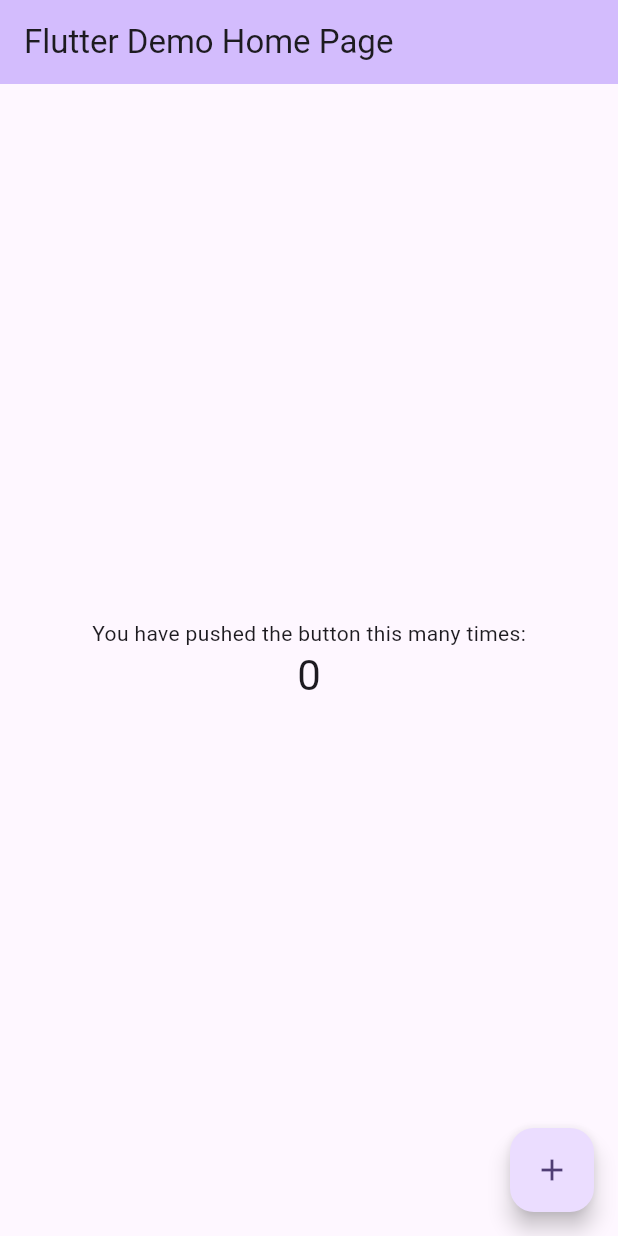
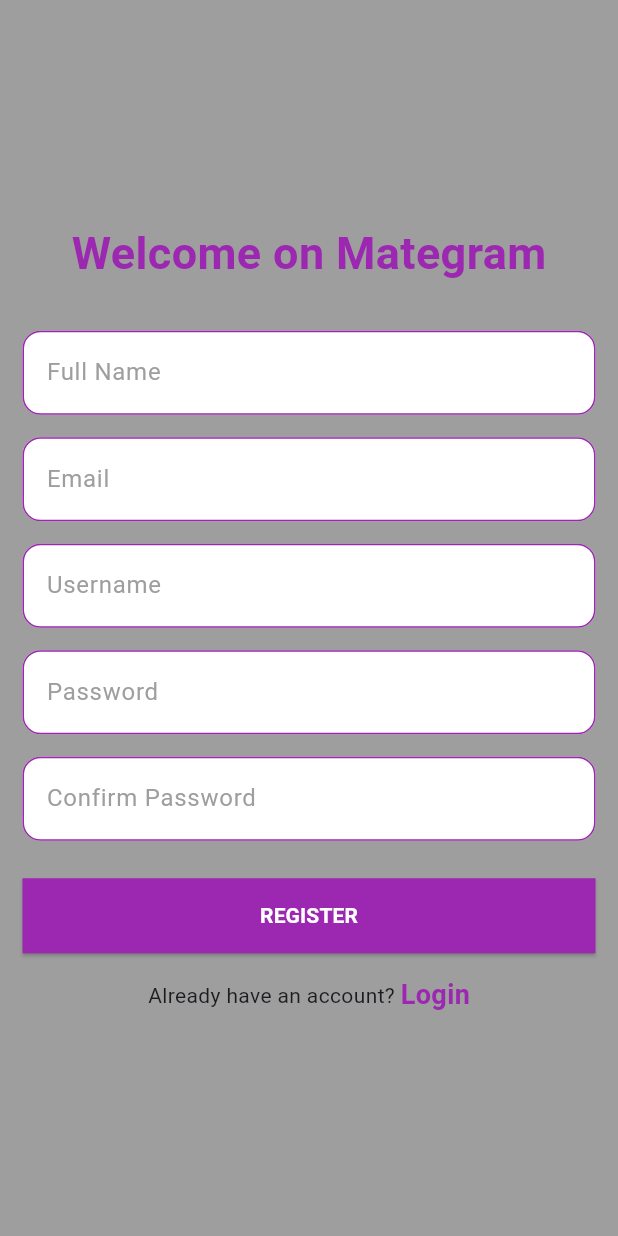
Before and after one commit to mhmdnd10/mategramMobile, a Flutter app: the screen it shows after launch, on a phone screen of 412 x 824 dp. Run offline on Flutter 3.47's test engine with Material 3 defaults, Android fonts, the phone set to English and light mode, and no system bars; our stand-ins replace get.

Commit message:
second commit

```diff
--- /dev/null
+++ b/lib/Bindings/LoginBinding.dart
@@ -0,0 +1,9 @@
+import 'package:get/get.dart';
+import 'package:mategram/Controllers/LoginController.dart';
+
+class LoginBinding extends Bindings {
+  @override
+  void dependencies() {
+    Get.lazyPut(() => LoginController());
+  }
+}
--- /dev/null
+++ b/lib/Bindings/RegisterBinding.dart
@@ -0,0 +1,9 @@
+import 'package:get/get.dart';
+import 'package:mategram/Controllers/RegisterController.dart';
+
+class RegisterBinding extends Bindings {
+  @override
+  void dependencies() {
+    Get.lazyPut(() => RegisterController());
+  }
+}
--- /dev/null
+++ b/lib/Components/ElevatedButton.dart
@@ -0,0 +1,33 @@
+import 'package:flutter/material.dart';
+
+class Elevatedbutton extends StatelessWidget {
+  Elevatedbutton({
+    super.key,
+    required this.text,
+    required this.backColor,
+    required this.foreColor,
+  });
+  String text;
+  Color backColor;
+  Color foreColor;
+  @override
+  Widget build(BuildContext context) {
+    return ElevatedButton(
+      style: ElevatedButton.styleFrom(
+        backgroundColor: backColor,
+        foregroundColor: foreColor,
+        shape: RoundedRectangleBorder(
+          borderRadius: BorderRadius.zero,
+        ),
+        padding: EdgeInsets.symmetric(vertical: 15, horizontal: 30),
+      ),
+      onPressed: () {},
+      child: Text(
+        text,
+        style: TextStyle(
+          fontWeight: FontWeight.bold,
+        ),
+      ),
+    );
+  }
+}
--- /dev/null
+++ b/lib/Components/TextField.dart
@@ -0,0 +1,40 @@
+import 'package:flutter/material.dart';
+
+class Textfield extends StatelessWidget {
+  Textfield({
+    super.key,
+    required this.hintText,
+    required this.controller,
+    this.icon,
+    this.inputType,
+    required this.obsqureText,
+  });
+  String hintText;
+  bool obsqureText;
+  TextEditingController controller;
+  Icon? icon;
+  TextInputType? inputType;
+
+  @override
+  Widget build(BuildContext context) {
+    return TextField(
+      keyboardType: inputType,
+      controller: controller,
+      obscureText: obsqureText,
+      decoration: InputDecoration(
+        filled: true,
+        fillColor: Colors.white,
+        hintText: hintText,
+        hintStyle: TextStyle(color: Colors.grey),
+        enabledBorder: OutlineInputBorder(
+          borderRadius: BorderRadius.circular(12),
+          borderSide: BorderSide(color: Colors.purple),
+        ),
+        focusedBorder: OutlineInputBorder(
+          borderRadius: BorderRadius.circular(12),
+          borderSide: BorderSide(color: Colors.red),
+        ),
+      ),
+    );
+  }
+}
--- /dev/null
+++ b/lib/Controllers/LoginController.dart
@@ -0,0 +1,7 @@
+import 'package:flutter/material.dart';
+import 'package:get/get.dart';
+
+class LoginController extends GetxController {
+  TextEditingController username = TextEditingController();
+  TextEditingController password = TextEditingController();
+}
--- /dev/null
+++ b/lib/Controllers/RegisterController.dart
@@ -0,0 +1,10 @@
+import 'package:flutter/material.dart';
+import 'package:get/get.dart';
+
+class RegisterController extends GetxController {
+  TextEditingController name = TextEditingController();
+  TextEditingController email = TextEditingController();
+  TextEditingController username = TextEditingController();
+  TextEditingController password = TextEditingController();
+  TextEditingController confirmPassword = TextEditingController();
+}
--- /dev/null
+++ b/lib/Routes/AppPages.dart
@@ -0,0 +1,21 @@
+import 'package:get/get.dart';
+import 'package:mategram/Bindings/LoginBinding.dart';
+import 'package:mategram/Bindings/RegisterBinding.dart';
+import 'package:mategram/Routes/AppRoute.dart';
+import 'package:mategram/Views/LoginView.dart';
+import 'package:mategram/Views/RegisterView.dart';
+
+class AppPages {
+  static final List<GetPage> pages = [
+    GetPage(
+      name: AppRoute.register,
+      page: () => const RegisterView(),
+      binding: RegisterBinding(),
+    ),
+    GetPage(
+      name: AppRoute.login,
+      page: () => const LoginView(),
+      binding: LoginBinding(),
+    )
+  ];
+}
--- /dev/null
+++ b/lib/Routes/AppRoute.dart
@@ -0,0 +1,4 @@
+class AppRoute {
+  static const String register = '/register';
+  static const String login = '/login';
+}
--- /dev/null
+++ b/lib/Views/LoginView.dart
@@ -0,0 +1,93 @@
+import 'package:flutter/material.dart';
+import 'package:get/get.dart';
+import 'package:mategram/Components/ElevatedButton.dart';
+import 'package:mategram/Components/TextField.dart';
+import 'package:mategram/Controllers/LoginController.dart';
+import 'package:mategram/Routes/AppRoute.dart';
+
+class LoginView extends StatefulWidget {
+  const LoginView({super.key});
+
+  @override
+  State<LoginView> createState() => _LoginViewState();
+}
+
+final LoginController controller = Get.put(LoginController());
+
+class _LoginViewState extends State<LoginView> {
+  @override
+  Widget build(BuildContext context) {
+    return Scaffold(
+      resizeToAvoidBottomInset: false,
+      backgroundColor: Colors.grey,
+      body: Padding(
+        padding: EdgeInsets.all(15),
+        child: Column(
+          mainAxisAlignment: MainAxisAlignment.center,
+          children: [
+            Text(
+              "Welcome Back!",
+              style: TextStyle(
+                color: Colors.purple,
+                fontSize: 30,
+                fontWeight: FontWeight.bold,
+              ),
+            ),
+            SizedBox(
+              height: 30,
+            ),
+            Textfield(
+              hintText: "Email",
+              controller: controller.username,
+              obsqureText: false,
+            ),
+            SizedBox(
+              height: 15,
+            ),
+            Textfield(
+              hintText: "Password",
+              controller: controller.password,
+              obsqureText: true,
+            ),
+            SizedBox(
+              height: 15,
+            ),
+            Row(
+              children: [
+                Expanded(
+                  child: Elevatedbutton(
+                    text: "LOGIN",
+                    backColor: Colors.purple,
+                    foreColor: Colors.white,
+                  ),
+                ),
+              ],
+            ),
+            const SizedBox(
+              height: 15,
+            ),
+            Row(
+              mainAxisAlignment: MainAxisAlignment.center,
+              children: [
+                Text("Don't have an account? "),
+                GestureDetector(
+                  onTap: () {
+                    Get.toNamed(AppRoute.register);
+                  },
+                  child: Text(
+                    "Register",
+                    style: TextStyle(
+                      color: Colors.purple,
+                      fontWeight: FontWeight.bold,
+                      fontSize: 18,
+                    ),
+                  ),
+                ),
+              ],
+            ),
+          ],
+        ),
+      ),
+    );
+  }
+}
--- /dev/null
+++ b/lib/Views/RegisterView.dart
@@ -0,0 +1,117 @@
+import 'package:flutter/material.dart';
+import 'package:get/get.dart';
+import 'package:mategram/Components/ElevatedButton.dart';
+import 'package:mategram/Components/TextField.dart';
+import 'package:mategram/Controllers/RegisterController.dart';
+import 'package:mategram/Routes/AppRoute.dart';
+
+class RegisterView extends StatefulWidget {
+  const RegisterView({super.key});
+
+  @override
+  State<RegisterView> createState() => _RegisterViewState();
+}
+
+final RegisterController controller = Get.put(RegisterController());
+
+class _RegisterViewState extends State<RegisterView> {
+  @override
+  Widget build(BuildContext context) {
+    return Scaffold(
+      resizeToAvoidBottomInset: false,
+      backgroundColor: Colors.grey,
+      body: Padding(
+        padding: EdgeInsets.all(15),
+        child: Column(
+          mainAxisAlignment: MainAxisAlignment.center,
+          children: [
+            Text(
+              "Welcome on Mategram",
+              style: TextStyle(
+                color: Colors.purple,
+                fontSize: 30,
+                fontWeight: FontWeight.bold,
+              ),
+            ),
+            SizedBox(
+              height: 30,
+            ),
+            Textfield(
+              hintText: "Full Name",
+              controller: controller.name,
+              obsqureText: false,
+            ),
+            SizedBox(
+              height: 15,
+            ),
+            Textfield(
+              hintText: "Email",
+              controller: controller.email,
+              obsqureText: false,
+            ),
+            SizedBox(
+              height: 15,
+            ),
+            Textfield(
+              hintText: "Username",
+              controller: controller.username,
+              obsqureText: false,
+            ),
+            SizedBox(
+              height: 15,
+            ),
+            Textfield(
+              hintText: "Password",
+              controller: controller.password,
+              obsqureText: true,
+            ),
+            SizedBox(
+              height: 15,
+            ),
+            Textfield(
+              hintText: "Confirm Password",
+              controller: controller.confirmPassword,
+              obsqureText: true,
+            ),
+            SizedBox(
+              height: 25,
+            ),
+            Row(
+              children: [
+                Expanded(
+                  child: Elevatedbutton(
+                    text: "REGISTER",
+                    backColor: Colors.purple,
+                    foreColor: Colors.white,
+                  ),
+                ),
+              ],
+            ),
+            const SizedBox(
+              height: 15,
+            ),
+            Row(
+              mainAxisAlignment: MainAxisAlignment.center,
+              children: [
+                Text("Already have an account? "),
+                GestureDetector(
+                  onTap: () {
+                    Get.toNamed(AppRoute.login);
+                  },
+                  child: Text(
+                    "Login",
+                    style: TextStyle(
+                      color: Colors.purple,
+                      fontWeight: FontWeight.bold,
+                      fontSize: 18,
+                    ),
+                  ),
+                ),
+              ],
+            ),
+          ],
+        ),
+      ),
+    );
+  }
+}
--- a/lib/main.dart
+++ b/lib/main.dart
@@ -1,4 +1,8 @@
 import 'package:flutter/material.dart';
+import 'package:get/get.dart';
+import 'package:mategram/Routes/AppPages.dart';
+import 'package:mategram/Routes/AppRoute.dart';
+import 'package:mategram/Views/RegisterView.dart';
 
 void main() {
   runApp(const MyApp());
@@ -7,119 +11,17 @@
 class MyApp extends StatelessWidget {
   const MyApp({super.key});
 
-  // This widget is the root of your application.
   @override
   Widget build(BuildContext context) {
-    return MaterialApp(
+    return GetMaterialApp(
       title: 'Flutter Demo',
       theme: ThemeData(
-        // This is the theme of your application.
-        //
-        // TRY THIS: Try running your application with "flutter run". You'll see
-        // the application has a purple toolbar. Then, without quitting the app,
-        // try changing the seedColor in the colorScheme below to Colors.green
-        // and then invoke "hot reload" (save your changes or press the "hot
-        // reload" button in a Flutter-supported IDE, or press "r" if you used
-        // the command line to start the app).
-        //
-        // Notice that the counter didn't reset back to zero; the application
-        // state is not lost during the reload. To reset the state, use hot
-        // restart instead.
-        //
-        // This works for code too, not just values: Most code changes can be
-        // tested with just a hot reload.
         colorScheme: ColorScheme.fromSeed(seedColor: Colors.deepPurple),
         useMaterial3: true,
       ),
-      home: const MyHomePage(title: 'Flutter Demo Home Page'),
+      initialRoute: AppRoute.register,
+      getPages: AppPages.pages,
+      home: const RegisterView(),
     );
   }
 }
-
-class MyHomePage extends StatefulWidget {
-  const MyHomePage({super.key, required this.title});
-
-  // This widget is the home page of your application. It is stateful, meaning
-  // that it has a State object (defined below) that contains fields that affect
-  // how it looks.
-
-  // This class is the configuration for the state. It holds the values (in this
-  // case the title) provided by the parent (in this case the App widget) and
-  // used by the build method of the State. Fields in a Widget subclass are
-  // always marked "final".
-
-  final String title;
-
-  @override
-  State<MyHomePage> createState() => _MyHomePageState();
-}
-
-class _MyHomePageState extends State<MyHomePage> {
-  int _counter = 0;
-
-  void _incrementCounter() {
-    setState(() {
-      // This call to setState tells the Flutter framework that something has
-      // changed in this State, which causes it to rerun the build method below
-      // so that the display can reflect the updated values. If we changed
-      // _counter without calling setState(), then the build method would not be
-      // called again, and so nothing would appear to happen.
-      _counter++;
-    });
-  }
-
-  @override
-  Widget build(BuildContext context) {
-    // This method is rerun every time setState is called, for instance as done
-    // by the _incrementCounter method above.
-    //
-    // The Flutter framework has been optimized to make rerunning build methods
-    // fast, so that you can just rebuild anything that needs updating rather
-    // than having to individually change instances of widgets.
-    return Scaffold(
-      appBar: AppBar(
-        // TRY THIS: Try changing the color here to a specific color (to
-        // Colors.amber, perhaps?) and trigger a hot reload to see the AppBar
-        // change color while the other colors stay the same.
-        backgroundColor: Theme.of(context).colorScheme.inversePrimary,
-        // Here we take the value from the MyHomePage object that was created by
-        // the App.build method, and use it to set our appbar title.
-        title: Text(widget.title),
-      ),
-      body: Center(
-        // Center is a layout widget. It takes a single child and positions it
-        // in the middle of the parent.
-        child: Column(
-          // Column is also a layout widget. It takes a list of children and
-          // arranges them vertically. By default, it sizes itself to fit its
-          // children horizontally, and tries to be as tall as its parent.
-          //
-          // Column has various properties to control how it sizes itself and
-          // how it positions its children. Here we use mainAxisAlignment to
-          // center the children vertically; the main axis here is the vertical
-          // axis because Columns are vertical (the cross axis would be
-          // horizontal).
-          //
-          // TRY THIS: Invoke "debug painting" (choose the "Toggle Debug Paint"
-          // action in the IDE, or press "p" in the console), to see the
-          // wireframe for each widget.
-          mainAxisAlignment: MainAxisAlignment.center,
-          children: <Widget>[
-            const Text(
-              'You have pushed the button this many times:',
-            ),
-            Text(
-              '$_counter',
-              style: Theme.of(context).textTheme.headlineMedium,
-            ),
-          ],
-        ),
-      ),
-      floatingActionButton: FloatingActionButton(
-        onPressed: _incrementCounter,
-        tooltip: 'Increment',
-        child: const Icon(Icons.add),
-      ), // This trailing comma makes auto-formatting nicer for build methods.
-    );
-  }
-}
--- a/pubspec.yaml
+++ b/pubspec.yaml
@@ -34,6 +34,7 @@
   # The following adds the Cupertino Icons font to your application.
   # Use with the CupertinoIcons class for iOS style icons.
   cupertino_icons: ^1.0.8
+  get: ^4.7.2
 
 dev_dependencies:
   flutter_test:
@@ -58,8 +59,8 @@
   uses-material-design: true
 
   # To add assets to your application, add an assets section, like this:
-  # assets:
-  #   - images/a_dot_burr.jpeg
+  assets:
+     - lib/images/Mategram design.png
   #   - images/a_dot_ham.jpeg
 
   # An image asset can refer to one or more resolution-specific "variants", see
```
Also changed, not shown: lib/images/Mategram design.png (added), pubspec.lock.
